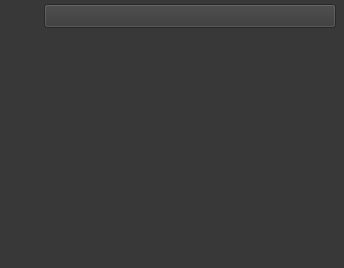
This is qt/synthesizer/SynthesizerChannelNodeWidgetForm.ui in Gaiger/ChiptuneMIDI as Qt 5 draws it before an edit. The edited form follows.
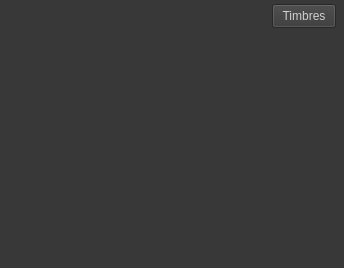
This is the edited form.

Commit message:
fix(qt): keep percussion channel nodes visible
- initialize the melodic timbre widget area for all channels, including percussion, to keep channel node sizing

- split the synthesizer channel node title into an instrument label and a Timbres expand button

What changed in the file:
```diff
--- a/qt/synthesizer/SynthesizerChannelNodeWidgetForm.ui
+++ b/qt/synthesizer/SynthesizerChannelNodeWidgetForm.ui
@@ -22,19 +22,32 @@
   <widget class="QPushButton" name="ExpandCollapsePushButton">
    <property name="geometry">
     <rect>
-     <x>44</x>
+     <x>272</x>
      <y>4</y>
-     <width>292</width>
+     <width>64</width>
      <height>24</height>
     </rect>
    </property>
    <property name="text">
-    <string/>
+    <string>Timbres</string>
    </property>
    <property name="checkable">
     <bool>true</bool>
    </property>
   </widget>
+  <widget class="QLabel" name="InstrumentNameLabel">
+   <property name="geometry">
+    <rect>
+     <x>44</x>
+     <y>4</y>
+     <width>224</width>
+     <height>24</height>
+    </rect>
+   </property>
+   <property name="text">
+    <string/>
+   </property>
+  </widget>
   <widget class="QWidget" name="MelodicTimbreWidget" native="true">
    <property name="geometry">
     <rect>
```
The commit also changes 2 other files.
